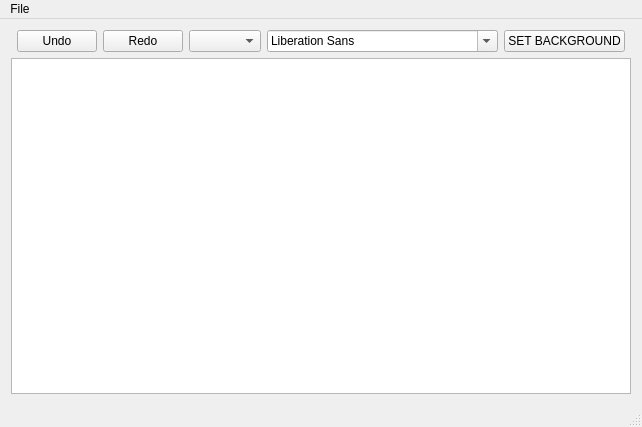
This is Text_Editor/notepad.ui in prvln/text_editors as Qt 5 draws it before an edit. The edited form follows.
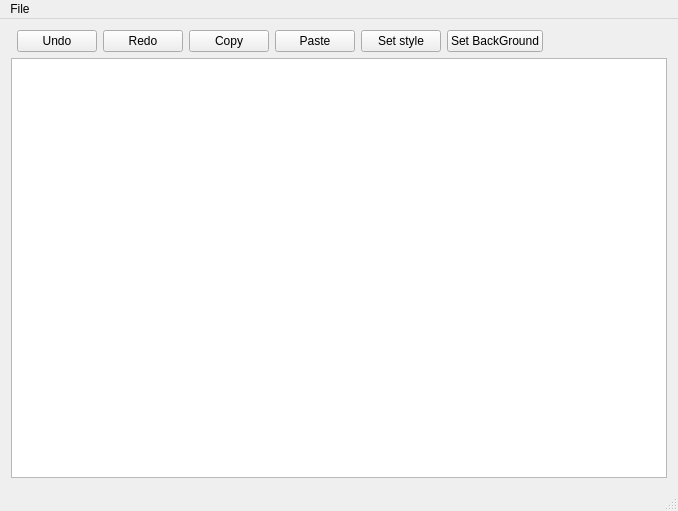
This is the edited form.

Commit message: added font, copy, paste, New

```diff
--- a/Text_Editor/notepad.ui
+++ b/Text_Editor/notepad.ui
@@ -6,8 +6,8 @@
    <rect>
     <x>0</x>
     <y>0</y>
-    <width>552</width>
-    <height>427</height>
+    <width>678</width>
+    <height>511</height>
    </rect>
   </property>
   <property name="windowTitle">
@@ -15,18 +15,12 @@
   </property>
   <widget class="QWidget" name="centralWidget">
    <layout class="QGridLayout" name="gridLayout">
-    <item row="0" column="0">
-     <spacer name="horizontalSpacer_2">
-      <property name="orientation">
-       <enum>Qt::Horizontal</enum>
+    <item row="0" column="3">
+     <widget class="QPushButton" name="button_copy">
+      <property name="text">
+       <string>Copy</string>
       </property>
-      <property name="sizeHint" stdset="0">
-       <size>
-        <width>40</width>
-        <height>20</height>
-       </size>
-      </property>
-     </spacer>
+     </widget>
     </item>
     <item row="0" column="2">
      <widget class="QPushButton" name="redo">
@@ -35,15 +29,9 @@
       </property>
      </widget>
     </item>
-    <item row="0" column="4">
-     <widget class="QFontComboBox" name="fontComboBox"/>
-    </item>
-    <item row="1" column="0" colspan="7">
+    <item row="1" column="0" colspan="8">
      <widget class="QTextEdit" name="textEdit"/>
     </item>
-    <item row="0" column="3">
-     <widget class="QComboBox" name="comboBox"/>
-    </item>
     <item row="0" column="1">
      <widget class="QPushButton" name="undo">
       <property name="text">
@@ -51,23 +39,37 @@
       </property>
      </widget>
     </item>
-    <item row="0" column="6">
-     <spacer name="horizontalSpacer">
-      <property name="orientation">
-       <enum>Qt::Horizontal</enum>
-      </property>
-      <property name="sizeHint" stdset="0">
-       <size>
-        <width>40</width>
-        <height>20</height>
-       </size>
-      </property>
-     </spacer>
-    </item>
     <item row="0" column="5">
+     <widget class="QPushButton" name="set_style_button">
+      <property name="text">
+       <string>Set style</string>
+      </property>
+     </widget>
+    </item>
+    <item row="0" column="7">
+     <spacer name="horizontalSpacer_2">
+      <property name="orientation">
+       <enum>Qt::Horizontal</enum>
+      </property>
+      <property name="sizeHint" stdset="0">
+       <size>
+        <width>40</width>
+        <height>20</height>
+       </size>
+      </property>
+     </spacer>
+    </item>
+    <item row="0" column="6">
      <widget class="QPushButton" name="setBackgroundButton">
       <property name="text">
-       <string>SET BACKGROUND</string>
+       <string>Set BackGround</string>
+      </property>
+     </widget>
+    </item>
+    <item row="0" column="4">
+     <widget class="QPushButton" name="button_paste">
+      <property name="text">
+       <string>Paste</string>
       </property>
      </widget>
     </item>
@@ -78,7 +80,7 @@
     <rect>
      <x>0</x>
      <y>0</y>
-     <width>552</width>
+     <width>678</width>
      <height>21</height>
     </rect>
    </property>
```
Left out of the diff: 8 changed lines with no effect on the pictures. The commit also changes 2 other files.
